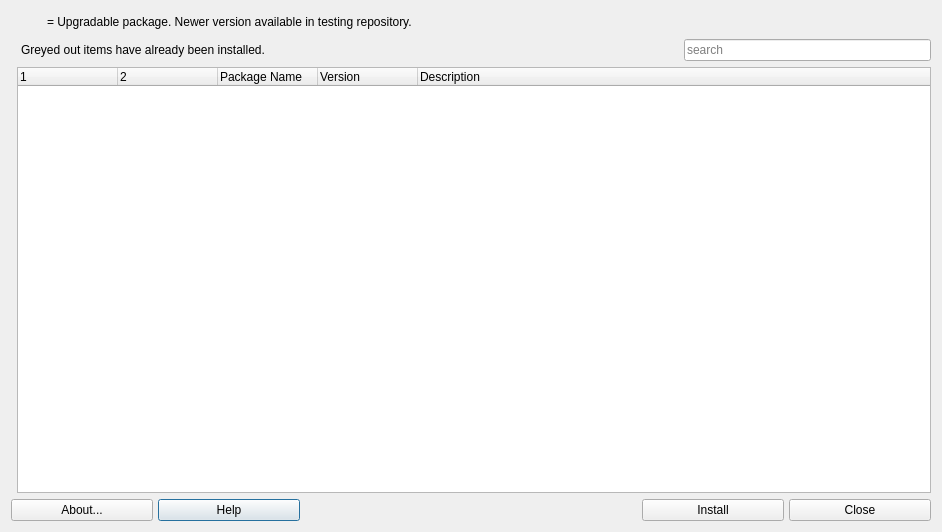
Old version of the form mainwindow.ui in the repository MX-Linux/mx-test-installer.
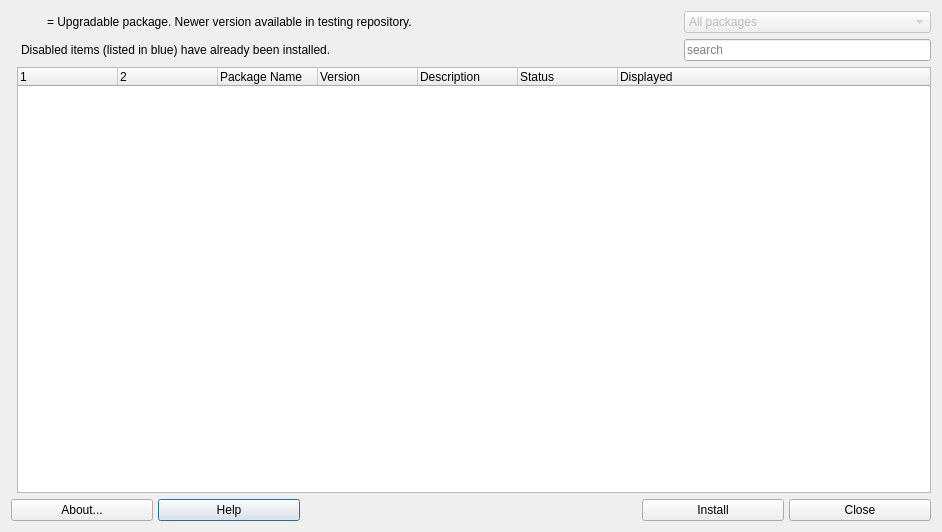
New version of the form. Icons and pictures are not drawn.

```diff
--- a/mainwindow.ui
+++ b/mainwindow.ui
@@ -255,6 +255,16 @@
          <string>Description</string>
         </property>
        </column>
+       <column>
+        <property name="text">
+         <string notr="true">Status</string>
+        </property>
+       </column>
+       <column>
+        <property name="text">
+         <string>Displayed</string>
+        </property>
+       </column>
       </widget>
      </item>
      <item row="1" column="2">
@@ -273,7 +283,7 @@
      <item row="2" column="1" colspan="4">
       <widget class="QLabel" name="label_2">
        <property name="text">
-        <string>Greyed out items have already been installed.</string>
+        <string>Disabled items (listed in blue) have already been installed.</string>
        </property>
        <property name="margin">
         <number>0</number>
@@ -306,6 +316,39 @@
        </property>
       </spacer>
      </item>
+     <item row="1" column="6">
+      <widget class="QComboBox" name="comboFilter">
+       <property name="enabled">
+        <bool>false</bool>
+       </property>
+       <property name="toolTip">
+        <string>&lt;html&gt;&lt;head/&gt;&lt;body&gt;&lt;p&gt;Filter packages according to their status.&lt;/p&gt;&lt;/body&gt;&lt;/html&gt;</string>
+       </property>
+       <property name="currentText">
+        <string>All packages</string>
+       </property>
+       <item>
+        <property name="text">
+         <string>All packages</string>
+        </property>
+       </item>
+       <item>
+        <property name="text">
+         <string>Installed</string>
+        </property>
+       </item>
+       <item>
+        <property name="text">
+         <string>Upgradable</string>
+        </property>
+       </item>
+       <item>
+        <property name="text">
+         <string>Not installed</string>
+        </property>
+       </item>
+      </widget>
+     </item>
     </layout>
    </item>
   </layout>
```
